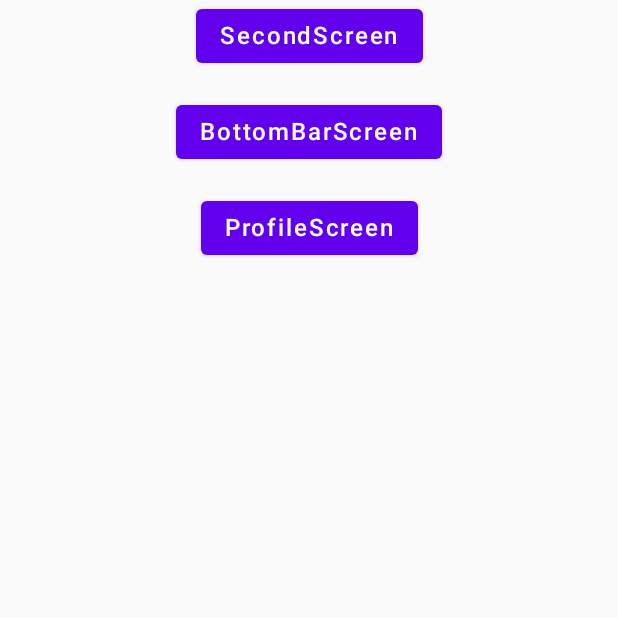
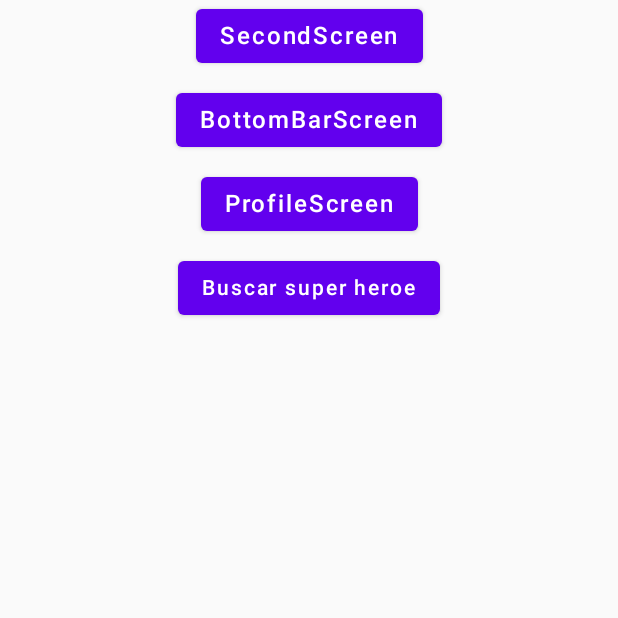
Before and after one commit to GennerGR/PruebasV, an Android app built with Jetpack Compose: the screen it shows after launch (MainActivity), on a phone screen of 412 x 824 dp, the top half of it. Run offline under Robolectric (Android 15) with nearby library versions, the phone set to English and light mode, and no system bars; our stand-ins replace Voyager.

```diff
--- a/composeApp/src/commonMain/kotlin/com/gnr/pruebasv/mainScreen/MainScreen.kt
+++ b/composeApp/src/commonMain/kotlin/com/gnr/pruebasv/mainScreen/MainScreen.kt
@@ -30,18 +30,24 @@ class MainScreen : Screen {
             }) {
                 Text("SecondScreen", fontSize = 16.sp, color = Color.White)
             }
-            Spacer(Modifier.height(16.dp))
+            Spacer(Modifier.height(8.dp))
             Button(onClick = {
                 navigator.push(BottomBarScreen())// agg BottomBarScreen
             }) {
                 Text("BottomBarScreen", fontSize = 16.sp, color = Color.White)
             }
-            Spacer(Modifier.height(16.dp))
+            Spacer(Modifier.height(8.dp))
             Button(onClick = {
                 navigator.push(ProfileScreen())
             }) {
                 Text("ProfileScreen", fontSize = 16.sp, color = Color.White)
             }
+            Spacer(modifier = Modifier.height(8.dp))
+            Button(onClick = {
+                navigator.push(ProfileScreen())
+            }){
+                Text("Buscar super heroe")
+            }
         }
     }
 }
```
Also changed, not shown: composeApp/src/commonMain/kotlin/com/gnr/pruebasv/api/LoadScreen.kt (added, +42 -0 lines).
